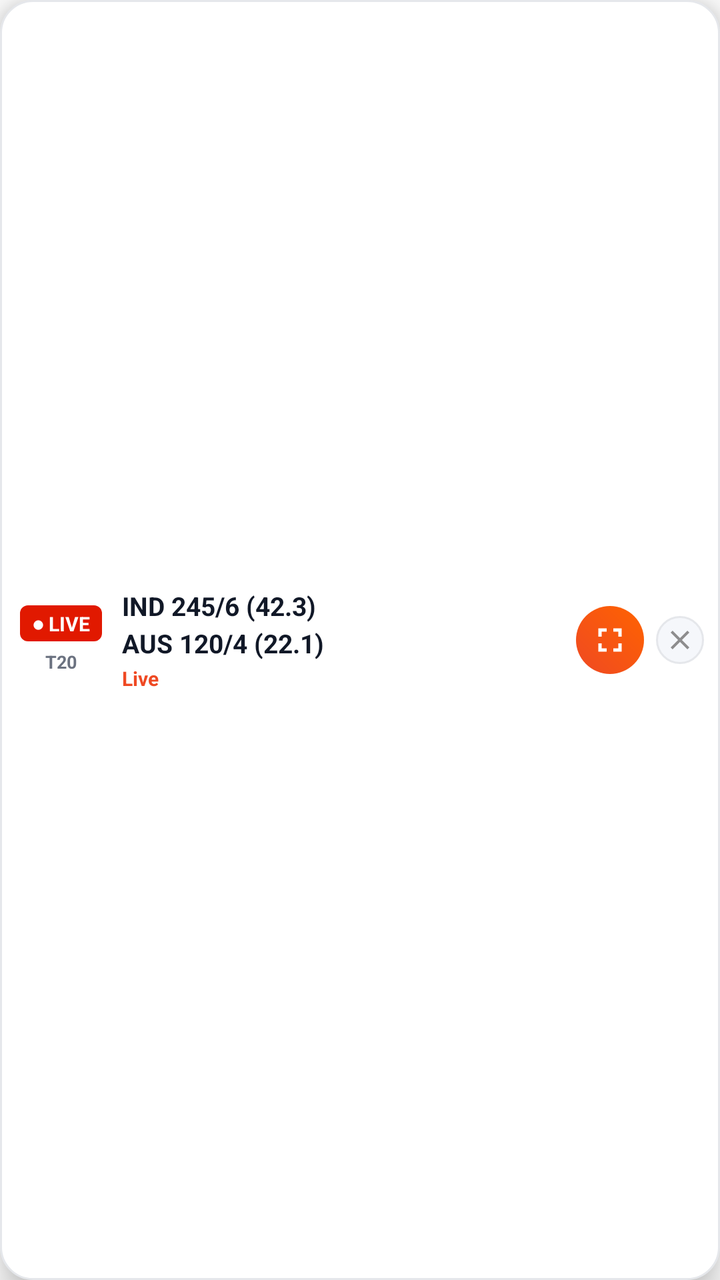
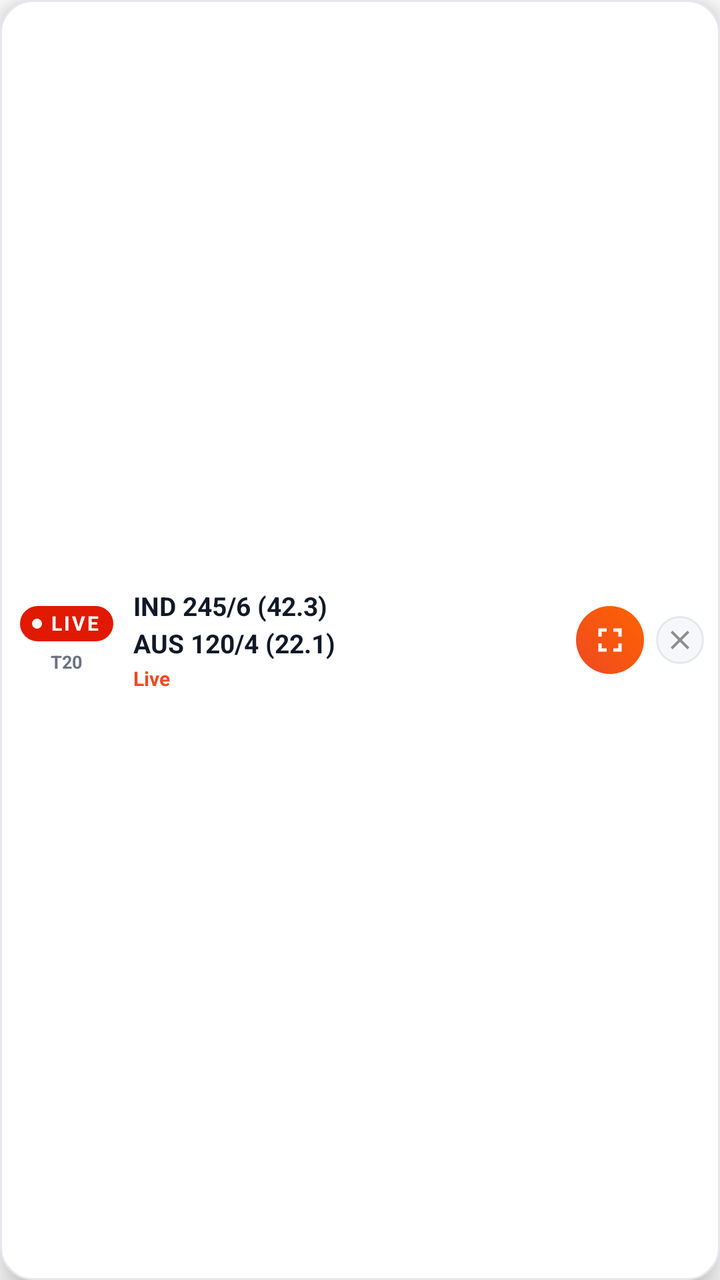

Before-and-after screenshots of an Android layout around one commit, followed by the original layout XML and the change that was made.
<!-- AndroidManifest.xml: fallback theme Theme.MaterialComponents.DayNight.NoActionBar -->
<!-- res/layout/view_cricket_mini_player.xml -->
<?xml version="1.0" encoding="utf-8"?>
<LinearLayout xmlns:android="http://schemas.android.com/apk/res/android"
    android:id="@+id/cmp_root"
    android:layout_width="wrap_content"
    android:layout_height="wrap_content"
    android:orientation="horizontal"
    android:gravity="center_vertical"
    android:background="@drawable/bg_cmp_mini_player"
    android:elevation="10dp"
    android:paddingStart="10dp"
    android:paddingEnd="8dp"
    android:paddingTop="8dp"
    android:paddingBottom="8dp"
    android:minWidth="220dp">

    <LinearLayout
        android:layout_width="wrap_content"
        android:layout_height="wrap_content"
        android:orientation="vertical"
        android:gravity="center_horizontal"
        android:layout_marginEnd="10dp">

        <TextView
            android:id="@+id/cmp_live_badge"
            android:layout_width="wrap_content"
            android:layout_height="wrap_content"
            android:background="@drawable/bg_cmp_live_badge"
            android:paddingStart="6dp"
            android:paddingEnd="6dp"
            android:paddingTop="2dp"
            android:paddingBottom="2dp"
            android:text="● LIVE"
            android:textColor="#FFFFFF"
            android:textSize="10sp"
            android:textStyle="bold" />

        <TextView
            android:id="@+id/cmp_format"
            android:layout_width="wrap_content"
            android:layout_height="wrap_content"
            android:layout_marginTop="4dp"
            android:text="T20"
            android:textColor="@color/cmp_text_secondary"
            android:textSize="9sp"
            android:textStyle="bold" />
    </LinearLayout>

    <LinearLayout
        android:layout_width="0dp"
        android:layout_height="wrap_content"
        android:layout_weight="1"
        android:orientation="vertical">

        <TextView
            android:id="@+id/cmp_team1"
            android:layout_width="wrap_content"
            android:layout_height="wrap_content"
            android:maxLines="1"
            android:ellipsize="end"
            android:text="IND 245/6 (42.3)"
            android:textColor="@color/cmp_text_primary"
            android:textSize="13sp"
            android:textStyle="bold" />

        <TextView
            android:id="@+id/cmp_team2"
            android:layout_width="wrap_content"
            android:layout_height="wrap_content"
            android:layout_marginTop="1dp"
            android:maxLines="1"
            android:ellipsize="end"
            android:text="AUS 120/4 (22.1)"
            android:textColor="@color/cmp_text_primary"
            android:textSize="13sp"
            android:textStyle="bold" />

        <TextView
            android:id="@+id/cmp_status"
            android:layout_width="wrap_content"
            android:layout_height="wrap_content"
            android:layout_marginTop="2dp"
            android:maxLines="1"
            android:ellipsize="end"
            android:text="Live"
            android:textColor="@color/cmp_brand_orange"
            android:textSize="10sp"
            android:textStyle="bold" />
    </LinearLayout>

    <ImageView
        android:id="@+id/cmp_expand"
        android:layout_width="34dp"
        android:layout_height="34dp"
        android:layout_marginStart="6dp"
        android:background="@drawable/bg_cmp_expand"
        android:padding="7dp"
        android:contentDescription="Open Match Center"
        android:src="@drawable/ic_cmp_expand" />

    <ImageView
        android:id="@+id/cmp_close"
        android:layout_width="24dp"
        android:layout_height="24dp"
        android:layout_marginStart="6dp"
        android:background="@drawable/bg_cmp_close"
        android:padding="4dp"
        android:contentDescription="Close mini player"
        android:src="@drawable/ic_cmp_close" />

</LinearLayout>
<!-- resources referenced by this layout -->
<resources>
  <color name="cmp_brand_orange">#EF4923</color>
  <color name="cmp_text_primary">#111827</color>
  <color name="cmp_text_secondary">#6B7280</color>
  <!-- drawable bg_cmp_close (drawable) -->
  <?xml version="1.0" encoding="utf-8"?>
  <shape xmlns:android="http://schemas.android.com/apk/res/android" android:shape="oval">
      <solid android:color="@color/cmp_surface_alt" />
      <stroke android:width="1dp" android:color="@color/cmp_border" />
  </shape>
  <!-- drawable bg_cmp_expand (drawable) -->
  <?xml version="1.0" encoding="utf-8"?>
  <shape xmlns:android="http://schemas.android.com/apk/res/android" android:shape="oval">
      <gradient
          android:startColor="@color/cmp_brand_orange"
          android:endColor="@color/cmp_brand_orange_2"
          android:angle="45" />
  </shape>
  <!-- drawable bg_cmp_live_badge (drawable) -->
  <?xml version="1.0" encoding="utf-8"?>
  <shape xmlns:android="http://schemas.android.com/apk/res/android" android:shape="rectangle">
      <solid android:color="@color/cmp_live_red" />
      <corners android:radius="4dp" />
  </shape>
  <!-- drawable bg_cmp_mini_player (drawable) -->
  <?xml version="1.0" encoding="utf-8"?>
  <shape xmlns:android="http://schemas.android.com/apk/res/android" android:shape="rectangle">
      <solid android:color="@color/cmp_surface" />
      <corners android:radius="16dp" />
      <stroke android:width="1dp" android:color="@color/cmp_border" />
  </shape>
  <!-- drawable ic_cmp_close (drawable) -->
  <vector xmlns:android="http://schemas.android.com/apk/res/android"
      android:width="16dp"
      android:height="16dp"
      android:viewportWidth="24"
      android:viewportHeight="24">
      <path
          android:fillColor="#8D8D8E"
          android:pathData="M19,6.41L17.59,5 12,10.59 6.41,5 5,6.41 10.59,12 5,17.59 6.41,19 12,13.41 17.59,19 19,17.59 13.41,12z" />
  </vector>
  <!-- drawable ic_cmp_expand (drawable) -->
  <vector xmlns:android="http://schemas.android.com/apk/res/android"
      android:width="20dp"
      android:height="20dp"
      android:viewportWidth="24"
      android:viewportHeight="24"
      android:tint="#FFFFFF">
      <path
          android:fillColor="#FFFFFF"
          android:pathData="M7,14L5,14v5h5v-2L7,17v-3zM5,10h2L7,7h3L10,5L5,5v5zM17,17h-3v2h5v-5h-2v3zM14,5v2h3v3h2L19,5h-5z" />
  </vector>
  <color name="cmp_surface_alt">#F5F7FB</color>
  <color name="cmp_border">#E5E7EB</color>
  <color name="cmp_brand_orange_2">#FF6300</color>
  <color name="cmp_live_red">#E11900</color>
  <color name="cmp_surface">#FFFFFF</color>
</resources>

<!-- the commit's change to res/layout/view_cricket_mini_player.xml (unified diff, before → after) -->
@@ -20,19 +20,37 @@
         android:gravity="center_horizontal"
         android:layout_marginEnd="10dp">
 
-        <TextView
+        
+        <LinearLayout
             android:id="@+id/cmp_live_badge"
             android:layout_width="wrap_content"
             android:layout_height="wrap_content"
+            android:orientation="horizontal"
+            android:gravity="center_vertical"
             android:background="@drawable/bg_cmp_live_badge"
             android:paddingStart="6dp"
-            android:paddingEnd="6dp"
-            android:paddingTop="2dp"
-            android:paddingBottom="2dp"
-            android:text="● LIVE"
-            android:textColor="#FFFFFF"
-            android:textSize="10sp"
-            android:textStyle="bold" />
+            android:paddingEnd="7dp"
+            android:paddingTop="3dp"
+            android:paddingBottom="3dp">
+
+            <View
+                android:id="@+id/cmp_live_dot"
+                android:layout_width="5dp"
+                android:layout_height="5dp"
+                android:layout_marginEnd="4dp"
+                android:background="@drawable/bg_cmp_live_dot" />
+
+            <TextView
+                android:id="@+id/cmp_live_label"
+                android:layout_width="wrap_content"
+                android:layout_height="wrap_content"
+                android:includeFontPadding="false"
+                android:letterSpacing="0.1"
+                android:text="LIVE"
+                android:textColor="#FFFFFF"
+                android:textSize="10sp"
+                android:textStyle="bold" />
+        </LinearLayout>
 
         <TextView
             android:id="@+id/cmp_format"
<!-- resource entries referenced after the edit -->
@@ -19,9 +19,19 @@
   </shape>
   <!-- drawable bg_cmp_live_badge (drawable) -->
   <?xml version="1.0" encoding="utf-8"?>
-  <shape xmlns:android="http://schemas.android.com/apk/res/android" android:shape="rectangle">
+  <shape xmlns:android="http://schemas.android.com/apk/res/android"
+      android:shape="rectangle">
       <solid android:color="@color/cmp_live_red" />
-      <corners android:radius="4dp" />
+      <corners android:radius="999dp" />
+  </shape>
+  <!-- drawable bg_cmp_live_dot (drawable) -->
+  <?xml version="1.0" encoding="utf-8"?>
+  <shape xmlns:android="http://schemas.android.com/apk/res/android"
+      android:shape="oval">
+      <solid android:color="#FFFFFF" />
+      <size
+          android:width="6dp"
+          android:height="6dp" />
   </shape>
   <!-- drawable bg_cmp_mini_player (drawable) -->
   <?xml version="1.0" encoding="utf-8"?>
